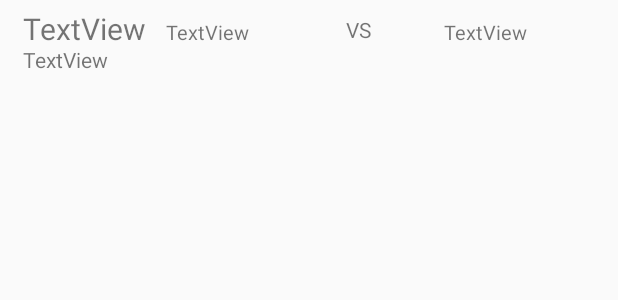
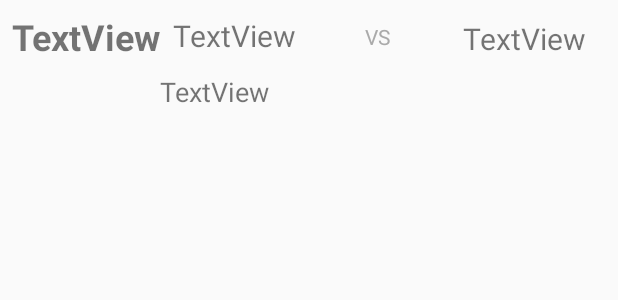
Before and after one commit to tajbe99/HLTV.ORG, an Android app: the layout customlistviewofmatches.xml on its own in the app's theme, with its tools: preview values and no code run, on a phone screen of 412 x 824 dp. Shown: the top 300 px of the screen. Run offline under Robolectric (Android 15) with nearby library versions, the phone set to English and light mode, and no system bars.

```diff
--- a/app/src/main/java/com/example/tajbe/hltvorg/MatchListAdapter.java
+++ b/app/src/main/java/com/example/tajbe/hltvorg/MatchListAdapter.java
@@ -20,6 +20,7 @@ public class MatchListAdapter extends BaseAdapter {
 
     private Context mContext;
     private ArrayList<MatchesClass> mMatchesList;
+    private String currentDate = "";
 
     public MatchListAdapter(Context mContext, ArrayList<MatchesClass> mMatchesList1) {
         this.mContext = mContext;
--- a/app/src/main/res/layout/customlistviewofmatches.xml
+++ b/app/src/main/res/layout/customlistviewofmatches.xml
@@ -1,7 +1,8 @@
 <?xml version="1.0" encoding="utf-8"?>
-<RelativeLayout xmlns:android="http://schemas.android.com/apk/res/android"
+<android.support.constraint.ConstraintLayout xmlns:android="http://schemas.android.com/apk/res/android"
     xmlns:app="http://schemas.android.com/apk/res-auto"
     xmlns:tools="http://schemas.android.com/tools"
+    android:id="@+id/relativeLayout"
     android:layout_width="match_parent"
     android:layout_height="match_parent"
     android:orientation="vertical">
@@ -10,58 +11,68 @@
         android:id="@+id/MatchTime"
         android:layout_width="wrap_content"
         android:layout_height="wrap_content"
-        android:layout_alignParentLeft="true"
-        android:layout_alignParentStart="true"
-        android:layout_alignParentTop="true"
-        android:layout_marginLeft="15dp"
-        android:layout_marginStart="15dp"
-        android:layout_marginTop="5dp"
+        android:layout_marginStart="8dp"
+        android:layout_marginTop="8dp"
+        android:clickable="false"
         android:text="TextView"
-        android:textSize="20sp" />
+        android:textSize="24sp"
+        android:textStyle="bold"
+        app:layout_constraintStart_toStartOf="parent"
+        app:layout_constraintTop_toTopOf="parent" />
 
     <TextView
         android:id="@+id/Team1Name"
-        android:layout_width="100dp"
-        android:layout_height="wrap_content"
-        android:layout_marginLeft="13dp"
-        android:layout_marginStart="13dp"
+        android:layout_width="82dp"
+        android:layout_height="29dp"
+        android:layout_marginBottom="8dp"
+        android:layout_marginStart="8dp"
+        android:layout_marginTop="8dp"
+        android:maxWidth="100dp"
         android:text="TextView"
-        android:textSize="13sp"
-        android:maxWidth="100dp"
-        android:layout_alignBaseline="@+id/MatchTime"
-        android:layout_alignBottom="@+id/MatchTime"
-        android:layout_toRightOf="@+id/MatchTime"
-        android:layout_toEndOf="@+id/MatchTime" />
+        android:textSize="20sp"
+        app:layout_constraintBottom_toBottomOf="@+id/MatchTime"
+        app:layout_constraintStart_toEndOf="@+id/MatchTime"
+        app:layout_constraintTop_toTopOf="@+id/MatchTime" />
 
     <TextView
         android:id="@+id/Team2Name"
-        android:layout_width="100dp"
-        android:layout_height="wrap_content"
-        android:layout_alignBaseline="@+id/Team1Name"
-        android:layout_alignBottom="@+id/Team1Name"
-        android:layout_alignParentEnd="true"
-        android:layout_alignParentRight="true"
-        android:layout_marginEnd="16dp"
-        android:layout_marginRight="16dp"
+        android:layout_width="83dp"
+        android:layout_height="25dp"
+        android:layout_marginBottom="8dp"
+        android:layout_marginEnd="20dp"
+        android:layout_marginTop="8dp"
         android:text="TextView"
-        android:textSize="13sp" />
+        android:textSize="20sp"
+        app:layout_constraintBottom_toBottomOf="@+id/MatchTime"
+        app:layout_constraintEnd_toEndOf="parent"
+        app:layout_constraintTop_toTopOf="@+id/MatchTime" />
 
     <TextView
-        android:maxWidth="100dp"
         android:id="@+id/VsText"
         android:layout_width="20dp"
         android:layout_height="20dp"
-        android:layout_marginTop="10dp"
-        android:layout_marginLeft="20dp"
-        android:layout_toEndOf="@+id/Team1Name"
-        android:layout_toRightOf="@+id/Team2Name"
-        android:text="VS" />
+        android:layout_marginBottom="8dp"
+        android:layout_marginEnd="8dp"
+        android:layout_marginStart="8dp"
+        android:layout_marginTop="8dp"
+        android:maxWidth="100dp"
+        android:text="VS"
+        android:textColor="@android:color/darker_gray"
+        app:layout_constraintBottom_toBottomOf="@+id/Team1Name"
+        app:layout_constraintEnd_toStartOf="@+id/Team2Name"
+        app:layout_constraintStart_toEndOf="@+id/Team1Name"
+        app:layout_constraintTop_toTopOf="@+id/Team1Name" />
 
     <TextView
         android:id="@+id/EventName"
-        android:layout_width="wrap_content"
-        android:layout_height="wrap_content"
-        android:layout_marginTop="30dp"
-        android:layout_marginLeft="15dp"
-        android:text="TextView" />
-</RelativeLayout>
+        android:layout_width="199dp"
+        android:layout_height="23dp"
+        android:layout_marginEnd="8dp"
+        android:layout_marginStart="8dp"
+        android:layout_marginTop="8dp"
+        android:text="TextView"
+        android:textSize="18sp"
+        app:layout_constraintEnd_toEndOf="parent"
+        app:layout_constraintStart_toStartOf="parent"
+        app:layout_constraintTop_toBottomOf="@+id/MatchTime" />
+</android.support.constraint.ConstraintLayout>
--- a/app/src/main/res/values/colors.xml
+++ b/app/src/main/res/values/colors.xml
@@ -3,4 +3,5 @@
     <color name="colorPrimary">#3F51B5</color>
     <color name="colorPrimaryDark">#303F9F</color>
     <color name="colorAccent">#FF4081</color>
+    <color name="mainColor">#7f02fc</color>
 </resources>
--- a/build.gradle
+++ b/build.gradle
@@ -3,10 +3,10 @@
 buildscript {
     repositories {
         jcenter()
+
     }
     dependencies {
-        classpath 'com.android.tools.build:gradle:2.3.3'
-
+        classpath 'com.android.tools.build:gradle:3.0.1'
         // NOTE: Do not place your application dependencies here; they belong
         // in the individual module build.gradle files
     }
```
Also changed, not shown: app/build.gradle (+6 -1 lines), app/src/main/java/com/example/tajbe/hltvorg/MainActivity.java (+31 -13 lines), app/src/main/java/com/example/tajbe/hltvorg/MatchesClass.java (+9 -0 lines), app/src/main/java/com/example/tajbe/hltvorg/MatchesTab.java (+35 -1 lines), app/src/main/res/layout/matchestab.xml (+13 -5 lines), gradle/wrapper/gradle-wrapper.properties.
